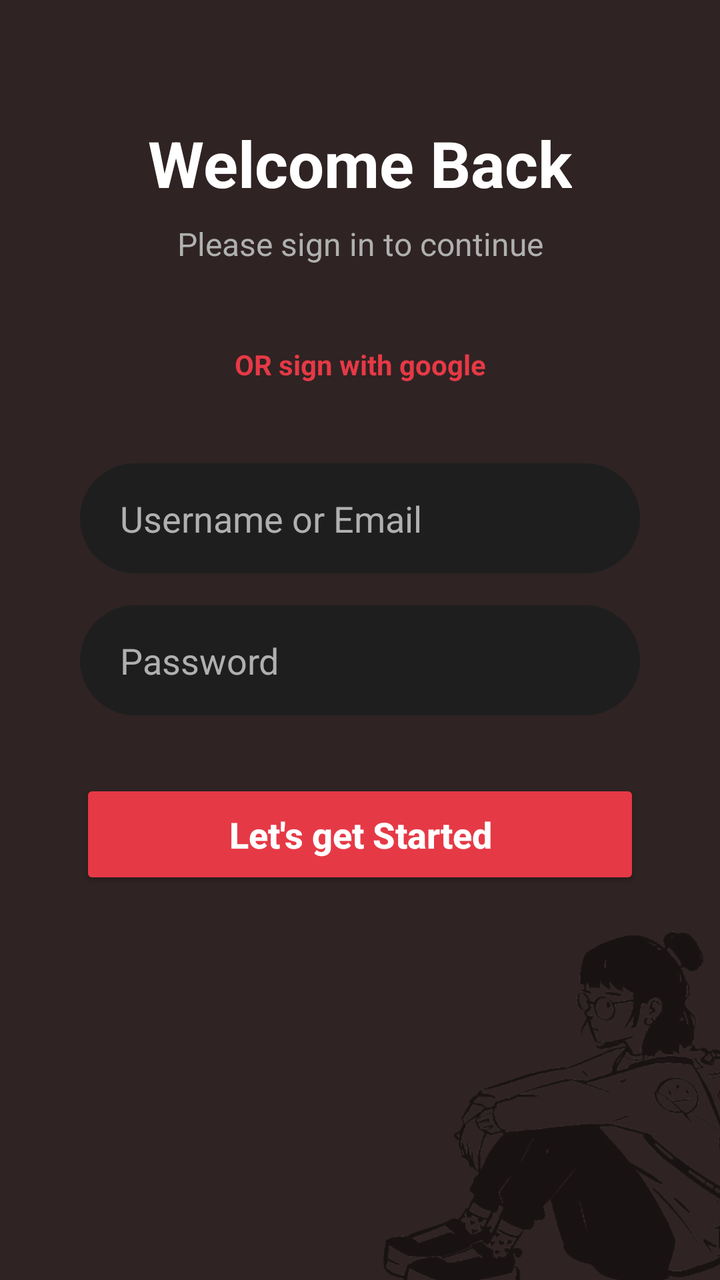
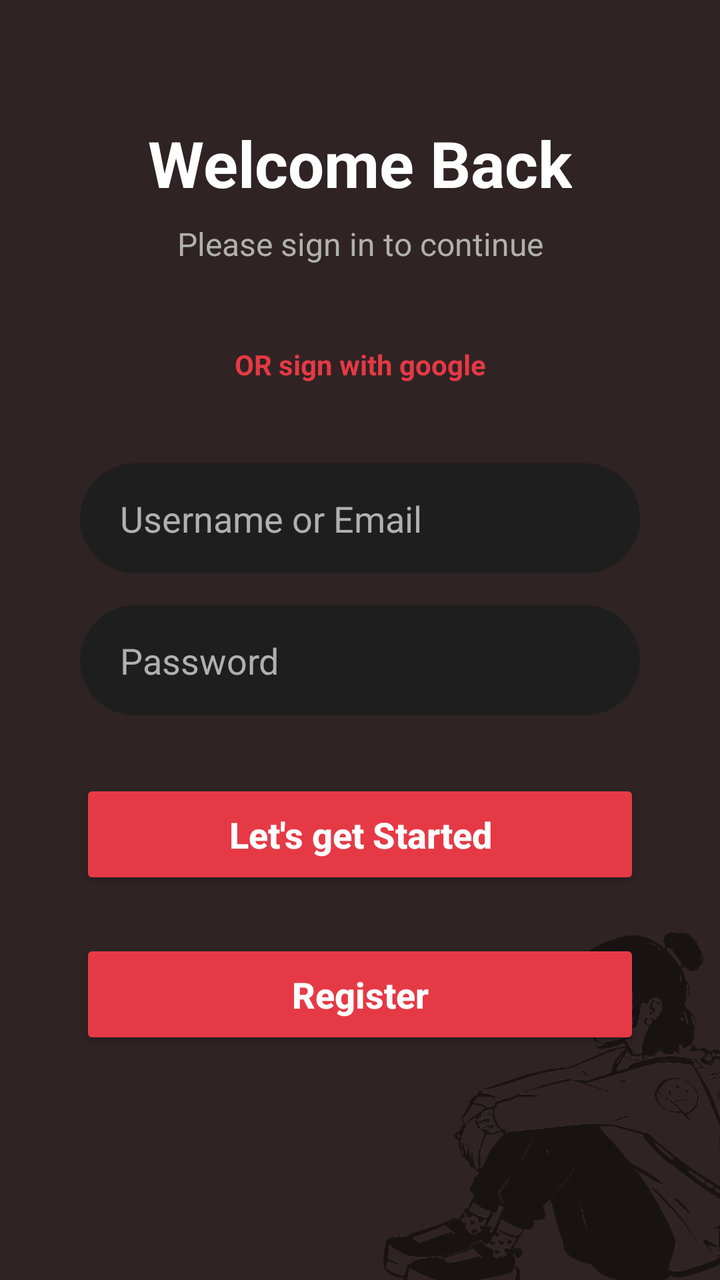

Before-and-after screenshots of an Android layout around one commit, followed by the original layout XML and the change that was made.
<!-- AndroidManifest.xml: application theme Theme.Filbert_Chrome -->
<!-- res/layout/activity_halaman_login.xml -->
<?xml version="1.0" encoding="utf-8"?>
<androidx.constraintlayout.widget.ConstraintLayout
    xmlns:android="http://schemas.android.com/apk/res/android"
    xmlns:app="http://schemas.android.com/apk/res-auto"
    xmlns:tools="http://schemas.android.com/tools"
    android:id="@+id/main"
    android:layout_width="match_parent"
    android:layout_height="match_parent"
    android:background="#2F2323"
    android:fontFamily="@font/inter_variablefont_opsz"
    tools:context=".Pertemuan_3.data.Halaman_login">

    <TextView
        android:id="@+id/judul_halaman"
        android:layout_width="wrap_content"
        android:layout_height="wrap_content"
        android:layout_marginTop="60dp"
        android:text="Welcome Back"
        android:textColor="@color/text_primary"
        android:textSize="32sp"
        android:textStyle="bold"
        app:layout_constraintEnd_toEndOf="parent"
        app:layout_constraintStart_toStartOf="parent"
        app:layout_constraintTop_toTopOf="parent" />

    <TextView
        android:id="@+id/description"
        android:layout_width="wrap_content"
        android:layout_height="wrap_content"
        android:layout_marginTop="8dp"
        android:text="Please sign in to continue"
        android:textColor="@color/text_secondary"
        android:textSize="16sp"
        app:layout_constraintEnd_toEndOf="parent"
        app:layout_constraintStart_toStartOf="parent"
        app:layout_constraintTop_toBottomOf="@+id/judul_halaman" />

    <TextView
        android:id="@+id/textView4"
        android:layout_width="wrap_content"
        android:layout_height="wrap_content"
        android:layout_marginTop="40dp"
        android:text="OR sign with google"
        android:textColor="@color/brand_red"
        android:textSize="14sp"
        android:textStyle="bold"
        app:layout_constraintEnd_toEndOf="parent"
        app:layout_constraintStart_toStartOf="parent"
        app:layout_constraintTop_toBottomOf="@+id/description" />

    <EditText
        android:id="@+id/Username"
        android:layout_width="0dp"
        android:layout_height="55dp"
        android:layout_marginStart="40dp"
        android:layout_marginEnd="40dp"
        android:layout_marginTop="40dp"
        android:background="@drawable/rectangle"
        android:backgroundTint="@color/dark_surface"
        android:hint="Username or Email"
        android:textColorHint="@color/text_secondary"
        android:textColor="@color/text_primary"
        android:paddingHorizontal="20dp"
        app:layout_constraintEnd_toEndOf="parent"
        app:layout_constraintStart_toStartOf="parent"
        app:layout_constraintTop_toBottomOf="@+id/textView4" />

    <EditText
        android:id="@+id/Password"
        android:layout_width="0dp"
        android:layout_height="55dp"
        android:layout_marginTop="16dp"
        android:background="@drawable/rectangle"
        android:backgroundTint="@color/dark_surface"
        android:hint="Password"
        android:textColorHint="@color/text_secondary"
        android:textColor="@color/text_primary"
        android:inputType="textPassword"
        android:paddingHorizontal="20dp"
        app:layout_constraintEnd_toEndOf="@+id/Username"
        app:layout_constraintStart_toStartOf="@+id/Username"
        app:layout_constraintTop_toBottomOf="@+id/Username" />

    <Button
        android:id="@+id/tombol_Login"
        android:layout_width="0dp"
        android:layout_height="55dp"
        android:layout_marginTop="32dp"
        android:backgroundTint="@color/brand_red"
        android:text="Let's get Started"
        android:textAllCaps="false"
        android:textColor="@color/text_primary"
        android:textSize="18sp"
        android:textStyle="bold"
        app:layout_constraintEnd_toEndOf="@+id/Password"
        app:layout_constraintStart_toStartOf="@+id/Password"
        app:layout_constraintTop_toBottomOf="@+id/Password" />

    <ImageView
        android:layout_width="200dp"
        android:layout_height="200dp"
        android:layout_marginEnd="-30dp"
        android:layout_marginBottom="-20dp"
        android:alpha="0.5"
        android:rotationY="180"
        android:src="@drawable/gambar_duduk"
        app:layout_constraintBottom_toBottomOf="parent"
        app:layout_constraintEnd_toEndOf="parent" />

</androidx.constraintlayout.widget.ConstraintLayout>
<!-- resources referenced by this layout -->
<resources>
  <color name="brand_red">#E63946</color>
  <color name="dark_surface">#1E1E1E</color>
  <color name="text_primary">#FFFFFF</color>
  <color name="text_secondary">#B0B0B0</color>
  <!-- drawable gambar_duduk: png bitmap (drawable, 130078 bytes) -->
  <!-- drawable rectangle (drawable) -->
  <?xml version="1.0" encoding="utf-8"?>
  <shape xmlns:android="http://schemas.android.com/apk/res/android"
      android:shape="rectangle"  >
  
      <solid android:color="@color/white"/>
      <corners android:radius="100dp"/>
  
      <size android:height="100px"/>
      <size android:width="200px"/>
  </shape>
  <style name="Theme.Filbert_Chrome" parent="Base.Theme.Filbert_Chrome" />
  <color name="white">#FFFFFFFF</color>
  <style name="Base.Theme.Filbert_Chrome" parent="Theme.Material3.DayNight.NoActionBar">
          
          
      </style>
</resources>

<!-- the commit's change to res/layout/activity_halaman_login.xml (unified diff, before → after) -->
@@ -107,4 +107,19 @@
         app:layout_constraintBottom_toBottomOf="parent"
         app:layout_constraintEnd_toEndOf="parent" />
 
+
+    <Button
+        android:id="@+id/tombol_register"
+        android:layout_width="0dp"
+        android:layout_height="55dp"
+        android:layout_marginTop="112dp"
+        android:backgroundTint="@color/brand_red"
+        android:text="Register"
+        android:textAllCaps="false"
+        android:textColor="@color/text_primary"
+        android:textSize="18sp"
+        android:textStyle="bold"
+        app:layout_constraintEnd_toEndOf="@+id/Password"
+        app:layout_constraintStart_toStartOf="@+id/Password"
+        app:layout_constraintTop_toBottomOf="@+id/Password" />
 </androidx.constraintlayout.widget.ConstraintLayout>
